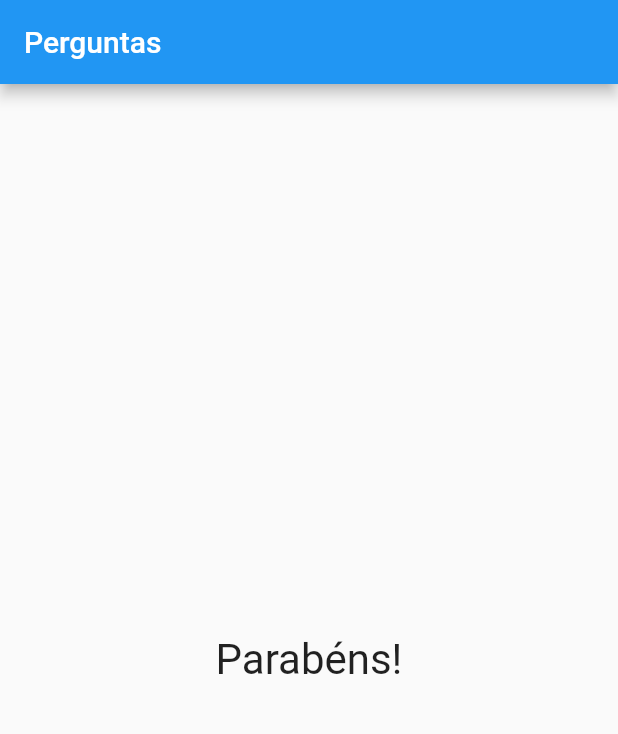
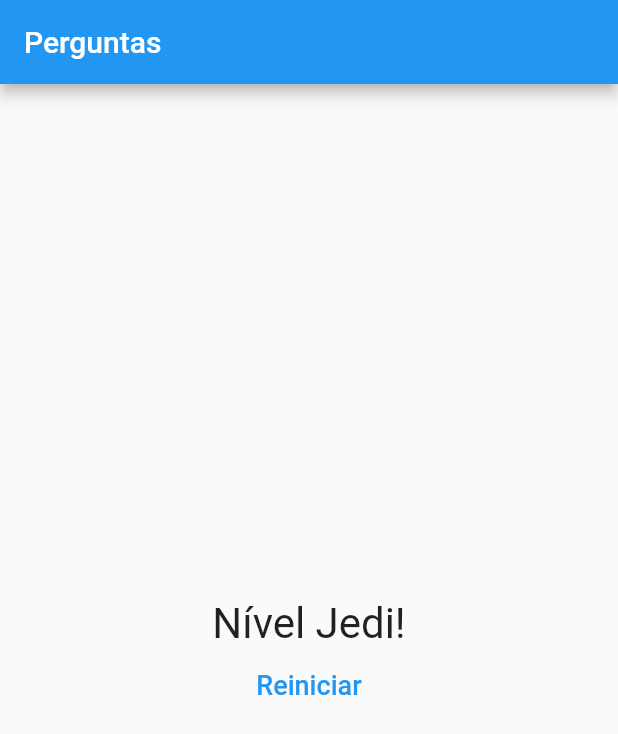
Before and after one commit to slovato-disney/questionario-app, a Flutter app: the screen it shows after launch, after a tap on "Preto", after a tap on "Cobra", after a tap on "Leo", on a phone screen of 412 x 824 dp. Shown: the top 734 px of the screen. Run offline on Flutter 3.47's test engine with Material 2 defaults, Android fonts, the phone set to English and light mode, and no system bars.

Commit message:
finished project

```diff
--- a/lib/main.dart
+++ b/lib/main.dart
@@ -6,28 +6,52 @@ main() => runApp(const PerguntaApp());
 
 class _PerguntaAppState extends State<PerguntaApp> {
   var _perguntaSelecionada = 0;
+  var _pontuacaoTotal = 0;
   final _perguntas = const [
     //List<Map<String, Object>>
     {
       'texto': 'Qual é a sua cor favorita?',
-      'respostas': ['Preto', 'Vermelho', 'Verde', 'Branco'],
+      'respostas': [
+        {'texto': 'Preto', 'pontuacao': 10},
+        {'texto': 'Vermelho', 'pontuacao': 5},
+        {'texto': 'Verde', 'pontuacao': 3},
+        {'texto': 'Branco', 'pontuacao': 1},
+      ]
     },
     {
       'texto': 'Qual é o seu animal favorito?',
-      'respostas': ['Coelho', 'Cobra', 'Elefante', 'Leão'],
+      'respostas': [
+        {'texto': 'Coelho', 'pontuacao': 10},
+        {'texto': 'Cobra', 'pontuacao': 5},
+        {'texto': 'Elefante', 'pontuacao': 3},
+        {'texto': 'Leão', 'pontuacao': 1},
+      ],
     },
     {
       'texto': 'Qual é o seu instrutor favorito?',
-      'respostas': ['Maria', 'João', 'Leo', 'Pedro'],
+      'respostas': [
+        {'texto': 'Maria', 'pontuacao': 10},
+        {'texto': 'João', 'pontuacao': 5},
+        {'texto': 'Leo', 'pontuacao': 3},
+        {'texto': 'Pedro', 'pontuacao': 1},
+      ],
     },
   ];
 
-  void _responder() {
+  void _responder(int pontuacao) {
     if (temPerguntaSelecionada) {
       setState(() {
         _perguntaSelecionada++;
+        _pontuacaoTotal += pontuacao;
       });
     }
+  }
+
+  void _reiniciarQuestionario() {
+    setState(() {
+      _perguntaSelecionada = 0;
+      _pontuacaoTotal = 0;
+    });
   }
 
   bool get temPerguntaSelecionada {
@@ -46,8 +70,11 @@ class _PerguntaAppState extends State<PerguntaApp> {
           title: const Text('Perguntas'),
         ),
         body: temPerguntaSelecionada
-            ? Questionario(perguntas: _perguntas, perguntaSelecionada: _perguntaSelecionada, responder: _responder)
-            : const Resultado(),
+            ? Questionario(
+                perguntas: _perguntas,
+                perguntaSelecionada: _perguntaSelecionada,
+                responder: _responder)
+            : Resultado(_pontuacaoTotal, _reiniciarQuestionario),
       ),
     );
   }
--- a/lib/questionario.dart
+++ b/lib/questionario.dart
@@ -5,28 +5,33 @@ import './respostas.dart';
 class Questionario extends StatelessWidget {
   final List<Map<String, Object>> perguntas;
   final int perguntaSelecionada;
-  final void Function() responder;
+  final void Function(int) responder;
 
-  const Questionario({super.key,
+  const Questionario({
+    super.key,
     required this.perguntas,
     required this.perguntaSelecionada,
     required this.responder,
   });
   // const Questionario(this.perguntas, ,{super.key});
-    bool get temPerguntaSelecionada {
+  bool get temPerguntaSelecionada {
     return perguntaSelecionada < perguntas.length;
   }
 
   @override
   Widget build(BuildContext context) {
-    List<String> respostas = temPerguntaSelecionada
-        ? perguntas[perguntaSelecionada]['respostas'] as List<String>
+    List<Map<String, Object>> respostas = temPerguntaSelecionada
+        ? perguntas[perguntaSelecionada]['respostas']
+            as List<Map<String, Object>>
         : [];
     return Column(
-                children: <Widget>[
-                  Questao(perguntas[perguntaSelecionada]['texto'].toString()),
-                  ...respostas.map((e) => Respostas(e, responder)).toList(),
-                ],
-              );
+      children: <Widget>[
+        Questao(perguntas[perguntaSelecionada]['texto'].toString()),
+        ...respostas
+            .map((resp) => Respostas(resp['texto'] as String,
+                () => responder(int.parse(resp['pontuacao'].toString()))))
+            .toList(),
+      ],
+    );
   }
 }
--- a/lib/resultado.dart
+++ b/lib/resultado.dart
@@ -1,14 +1,41 @@
 import 'package:flutter/material.dart';
 
 class Resultado extends StatelessWidget {
-  const Resultado({super.key});
+  final int pontuacao;
+  final void Function() _reiniciarQuestionario;
+
+  const Resultado(this.pontuacao, this._reiniciarQuestionario, {super.key});
+
+  String get fraseResultado {
+    if (pontuacao < 8) {
+      return 'Parabéns!';
+    } else if (pontuacao < 12) {
+      return 'Você é bom!';
+    } else if (pontuacao < 16) {
+      return 'Impressionante!';
+    } else {
+      return 'Nível Jedi!';
+    }
+  }
 
   @override
   Widget build(BuildContext context) {
-    return const Center(
-        child: Text(
-      'Parabéns!',
-      style: TextStyle(fontSize: 28),
-    ));
+    return Column(
+      mainAxisAlignment: MainAxisAlignment.center,
+      children: [
+        Center(
+            child: Text(
+          fraseResultado,
+          style: const TextStyle(fontSize: 28),
+        )),
+        TextButton(
+          onPressed: _reiniciarQuestionario,
+          child: const Text('Reiniciar',
+              style: TextStyle(
+                fontSize: 18,
+              )),
+        )
+      ],
+    );
   }
 }
```
